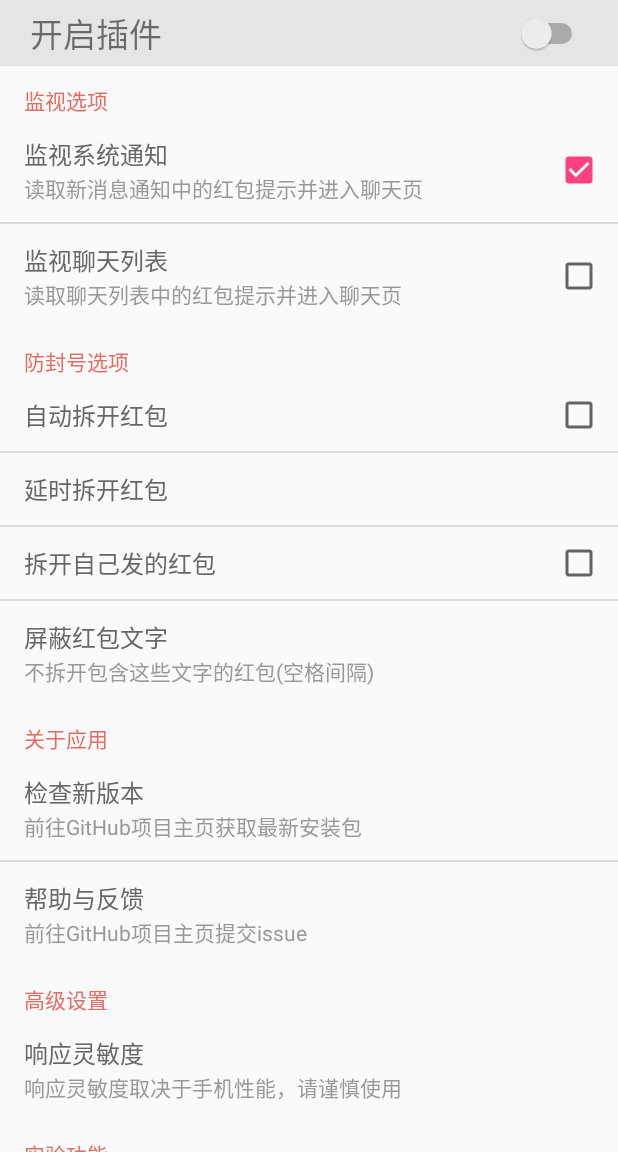
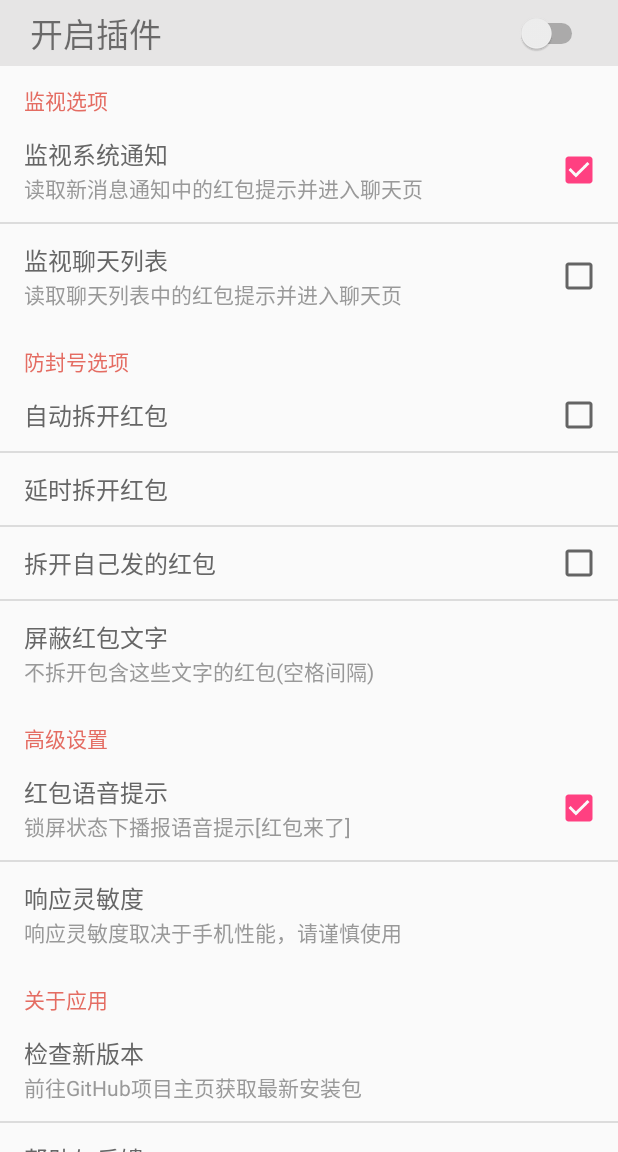
Before and after one commit to LnJan/WechatLuckyMoneyGetter, an Android app: the screen it shows after launch (MainActivity), on a phone screen of 412 x 824 dp, the part 84-1236 px from its top. Run offline under Robolectric (Android 15) with nearby library versions, the phone set to English and light mode, and no system bars; libraries missing offline, so code that uses them is left out: com.tencent.bugly; pictures from the network do not load; 3 statements that could not run were skipped.

Commit message:
发布版本v1.1.1
新增功能：1、事件响应灵敏度
2、增加红包来了语音提醒功能

```diff
--- a/app/build.gradle
+++ b/app/build.gradle
@@ -6,8 +6,8 @@ android {
         applicationId "com.shareder.ln_jan.wechatluckymoneygetter"
         minSdkVersion 21
         targetSdkVersion 26
-        versionCode 9
-        versionName "1.1.0"
+        versionCode 10
+        versionName "1.1.1"
         testInstrumentationRunner "android.support.test.runner.AndroidJUnitRunner"
         ndk {
             //设置支持的SO库架构
--- a/app/src/main/java/com/shareder/ln_jan/wechatluckymoneygetter/activities/MainActivity.java
+++ b/app/src/main/java/com/shareder/ln_jan/wechatluckymoneygetter/activities/MainActivity.java
@@ -113,7 +113,7 @@ public class MainActivity extends AppCompatActivity implements AccessibilityMana
         });*/
 
         //初始化bugly
-        Bugly.init(getApplicationContext(), "2212e773ac", true);
+        Bugly.init(getApplicationContext(), "2212e773ac", false);
     }
 
     /*private String getDirFileNameByIndex(String strDir, int index) {
--- a/app/src/main/java/com/shareder/ln_jan/wechatluckymoneygetter/service/HongbaoService.java
+++ b/app/src/main/java/com/shareder/ln_jan/wechatluckymoneygetter/service/HongbaoService.java
@@ -230,7 +230,8 @@ public class HongbaoService extends AccessibilityService {
                 if (mSharedPreferences.getBoolean("pref_watch_on_lock", false)) {
                     mPowerUtil.handleWakeLock(true);
                 } else {
-                    if (mPowerUtil.getIsScreenLock()) {
+                    if (mSharedPreferences.getBoolean("pref_tips_sound", true) &&
+                            mPowerUtil.getIsScreenLock()) {
                         mSoundPlayer.playMusic();
                     }
                 }
--- a/app/src/main/res/values/strings.xml
+++ b/app/src/main/res/values/strings.xml
@@ -38,4 +38,6 @@
     <string name="read_phone_state">读取手机状态</string>
     <string name="write_external_storage">读写外部存储</string>
     <string name="background_authority_tips">解除权限管理/省电策略中的后台限制</string>
+    <string name="tips_sound_title">红包语音提示</string>
+    <string name="tips_sound_summary">锁屏状态下播报语音提示[红包来了]</string>
 </resources>
--- a/app/src/main/res/xml/general_preference.xml
+++ b/app/src/main/res/xml/general_preference.xml
@@ -29,10 +29,10 @@
             android:layout="@layout/preference_checkbox"
             android:title="@string/auto_open_packets" />
         <com.shareder.ln_jan.wechatluckymoneygetter.activities.SeekBarPreference
+            seekbarkind="open_delay"
             android:key="pref_open_delay"
             android:layout="@layout/preference_checkbox"
-            android:title="@string/open_with_delay"
-            seekbarkind="open_delay"/>
+            android:title="@string/open_with_delay" />
         <CheckBoxPreference
             android:defaultValue="false"
             android:key="pref_watch_self"
@@ -43,6 +43,23 @@
             android:layout="@layout/preference_checkbox"
             android:summary="@string/pref_watch_exclude_words_summary"
             android:title="@string/skip_phrases" />
+    </PreferenceCategory>
+
+    <PreferenceCategory
+        android:layout="@layout/preference_category"
+        android:title="@string/high_level_setting">
+        <CheckBoxPreference
+            android:defaultValue="true"
+            android:key="pref_tips_sound"
+            android:layout="@layout/preference_checkbox"
+            android:summary="@string/tips_sound_summary"
+            android:title="@string/tips_sound_title"/>
+        <com.shareder.ln_jan.wechatluckymoneygetter.activities.SeekBarPreference
+            seekbarkind="event_interval"
+            android:key="pref_event_interval"
+            android:layout="@layout/preference_checkbox"
+            android:summary="@string/event_interval_hint"
+            android:title="@string/event_interval" />
     </PreferenceCategory>
 
     <PreferenceCategory
@@ -60,17 +77,6 @@
             android:title="@string/help_and_feedback" />
     </PreferenceCategory>
 
-    <PreferenceCategory
-        android:layout="@layout/preference_category"
-        android:title="@string/high_level_setting">
-        <com.shareder.ln_jan.wechatluckymoneygetter.activities.SeekBarPreference
-            android:key="pref_event_interval"
-            android:layout="@layout/preference_checkbox"
-            android:summary="@string/event_interval_hint"
-            android:title="@string/event_interval"
-            seekbarkind="event_interval"/>
-    </PreferenceCategory>
-
 
     <PreferenceCategory
         android:layout="@layout/preference_category"
```
Also changed, not shown: 3 other files.
